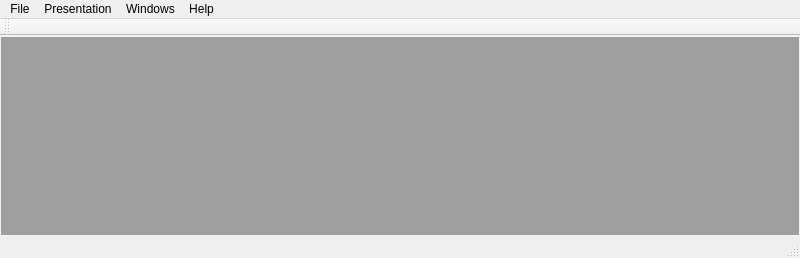
The window that Azenqos/main_window.ui (meritechsolutions/azenqos_qgis_plugin) describes before a commit, drawn with Qt 5.
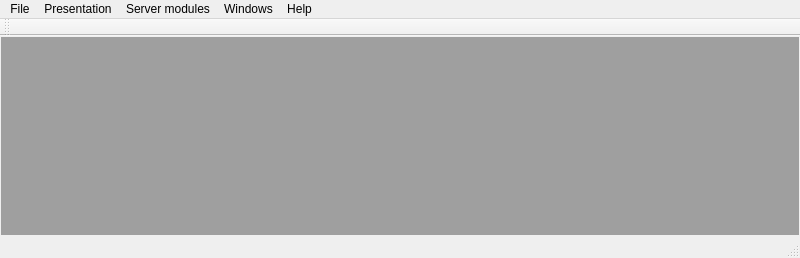
The same window after the commit.

Commit message: detailwidget use filtered df from tablemodel

The edit to the form file:
```diff
--- a/Azenqos/main_window.ui
+++ b/Azenqos/main_window.ui
@@ -56,7 +56,7 @@
      <x>0</x>
      <y>0</y>
      <width>800</width>
-     <height>18</height>
+     <height>25</height>
     </rect>
    </property>
    <widget class="QMenu" name="menuFile">
@@ -133,8 +133,21 @@
      <string>Help</string>
     </property>
    </widget>
+   <widget class="QMenu" name="menuServer_modules">
+    <property name="title">
+     <string>Server modules</string>
+    </property>
+    <addaction name="actionRun_an_module_from_list"/>
+    <addaction name="actionRun_manual_PY_EVAL_code"/>
+    <addaction name="actionRun_SQL_Code"/>
+    <addaction name="separator"/>
+    <addaction name="actionCurrent_log_hash_list"/>
+    <addaction name="actionLogin"/>
+    <addaction name="actionLogout"/>
+   </widget>
    <addaction name="menuFile"/>
    <addaction name="menuPresentation"/>
+   <addaction name="menuServer_modules"/>
    <addaction name="menuWindows"/>
    <addaction name="menuHelp"/>
   </widget>
```
Left out of the diff: 30 changed lines with no effect on the pictures. The commit also changes 2 other files.
